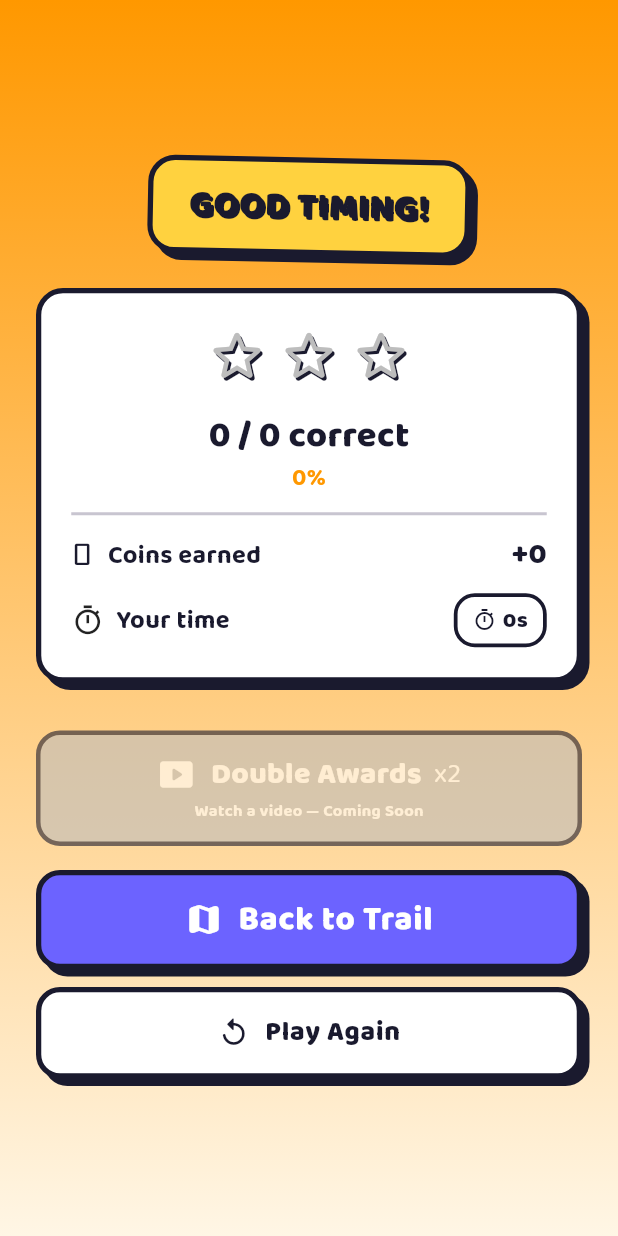
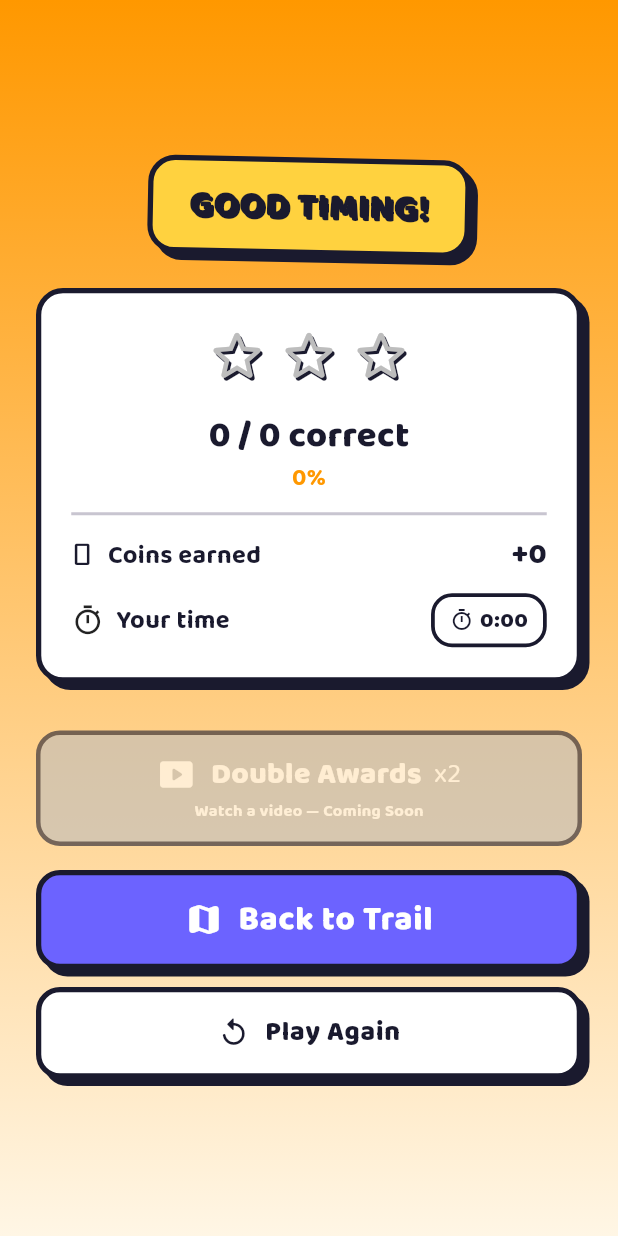
Before and after one commit to nadavmozes/brain-buddies, a Flutter app: the ClockResultScreen screen opened directly with empty values, on a phone screen of 412 x 824 dp. Run offline on Flutter 3.47's test engine with Material 3 defaults, Android fonts, the phone set to English and light mode, and no system bars; our stand-ins replace google_fonts, shared_preferences; missing offline and left inert: dart:js_interop; accounts and stored records are empty.

Commit message:
fix(i18n): localize Double Awards button, timer suffix, feedback email (verification-pass leaks)

```diff
--- a/lib/core/widgets/double_awards_button.dart
+++ b/lib/core/widgets/double_awards_button.dart
@@ -1,5 +1,6 @@
 import 'package:flutter/material.dart';
 
+import '../l10n/l10n.dart';
 import '../theme/app_theme.dart';
 
 /// A "Double Awards" button styled like a watch-an-ad reward prompt, shown
@@ -23,26 +24,27 @@ class DoubleAwardsButton extends StatelessWidget {
           children: [
             Row(
               mainAxisAlignment: MainAxisAlignment.center,
-              children: const [
-                Icon(Icons.smart_display_rounded,
+              children: [
+                const Icon(Icons.smart_display_rounded,
                     color: Colors.white, size: 26),
-                SizedBox(width: 10),
+                const SizedBox(width: 10),
                 Text(
-                  'Double Awards',
-                  style: TextStyle(
+                  context.l10n.doubleAwards,
+                  style: const TextStyle(
                     color: Colors.white,
                     fontSize: 20,
                     fontWeight: FontWeight.w900,
                   ),
                 ),
-                SizedBox(width: 8),
-                Text('x2', style: TextStyle(fontSize: 18, color: Colors.white)),
+                const SizedBox(width: 8),
+                const Text('x2',
+                    style: TextStyle(fontSize: 18, color: Colors.white)),
               ],
             ),
             const SizedBox(height: 2),
-            const Text(
-              'Watch a video — Coming Soon',
-              style: TextStyle(
+            Text(
+              context.l10n.watchVideoComingSoon,
+              style: const TextStyle(
                 color: Colors.white,
                 fontSize: 11,
                 fontWeight: FontWeight.w700,
--- a/lib/core/widgets/timer_chip.dart
+++ b/lib/core/widgets/timer_chip.dart
@@ -2,9 +2,9 @@ import 'package:flutter/material.dart';
 
 import '../theme/app_theme.dart';
 
-/// Formats a duration in seconds as m:ss (or s if under a minute).
+/// Formats a duration as m:ss, or 0:ss when under a minute. Purely numeric so
+/// it is language-neutral (no Latin "s" suffix to leak in Hebrew/RTL).
 String formatSeconds(int seconds) {
-  if (seconds < 60) return '${seconds}s';
   final m = seconds ~/ 60;
   final s = (seconds % 60).toString().padLeft(2, '0');
   return '$m:$s';
```
Also changed, not shown: lib/core/l10n/app_strings.dart (+25 -0 lines), lib/core/services/feedback_email.dart (+8 -5 lines).
